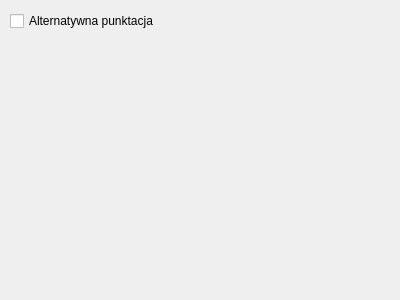
Qt form configurationwindow.ui (OtoshigamiX/SquareQuizzer) before a commit.
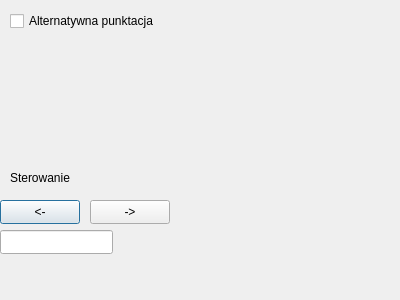
The same form after that commit.

Commit message: Added controls in config window (partially working)

```diff
--- a/configurationwindow.ui
+++ b/configurationwindow.ui
@@ -26,6 +26,55 @@
     <string>Alternatywna punktacja</string>
    </property>
   </widget>
+  <widget class="QLabel" name="label">
+   <property name="geometry">
+    <rect>
+     <x>10</x>
+     <y>170</y>
+     <width>71</width>
+     <height>16</height>
+    </rect>
+   </property>
+   <property name="text">
+    <string>Sterowanie</string>
+   </property>
+  </widget>
+  <widget class="QPushButton" name="subPrevButton">
+   <property name="geometry">
+    <rect>
+     <x>0</x>
+     <y>200</y>
+     <width>80</width>
+     <height>24</height>
+    </rect>
+   </property>
+   <property name="text">
+    <string>&lt;-</string>
+   </property>
+  </widget>
+  <widget class="QPushButton" name="subNextButton">
+   <property name="geometry">
+    <rect>
+     <x>90</x>
+     <y>200</y>
+     <width>80</width>
+     <height>24</height>
+    </rect>
+   </property>
+   <property name="text">
+    <string>-&gt;</string>
+   </property>
+  </widget>
+  <widget class="QLineEdit" name="revealLineEdit">
+   <property name="geometry">
+    <rect>
+     <x>0</x>
+     <y>230</y>
+     <width>113</width>
+     <height>24</height>
+    </rect>
+   </property>
+  </widget>
  </widget>
  <resources/>
  <connections/>
```
The commit also changes 4 other files.
